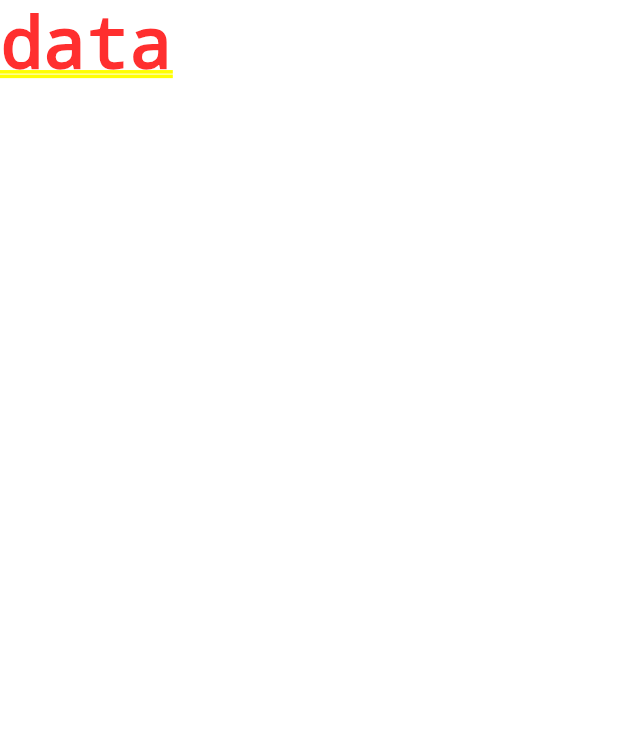
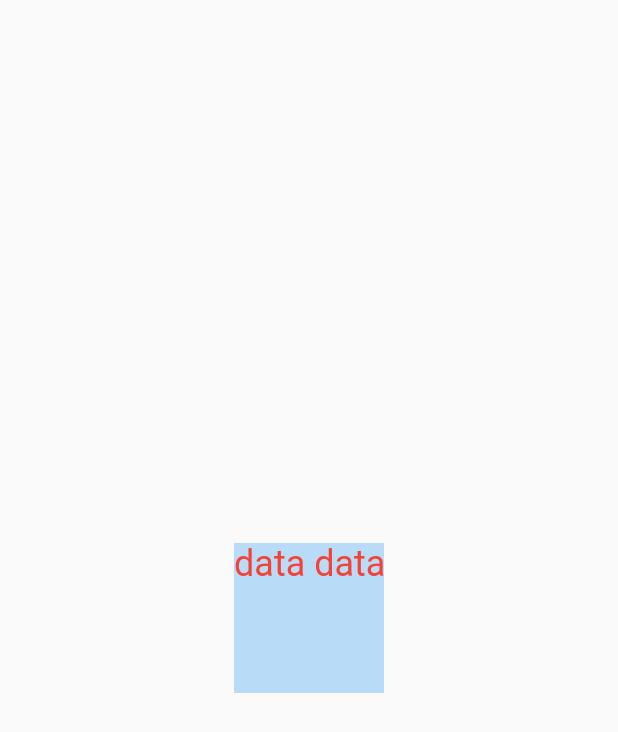
Before and after one commit to jiangxklongmao/flutterLeanning, a Flutter app: the screen it shows after launch, after a tap on "TextPage", on a phone screen of 412 x 824 dp. Shown: the top 732 px of the screen. Run offline on Flutter 3.47's test engine with Material 2 defaults, Android fonts, the phone set to English and light mode, and no system bars.

Commit message:
[commit]测试

```diff
--- a/lib/main.dart
+++ b/lib/main.dart
@@ -22,6 +22,9 @@ class MyApp extends StatelessWidget {
         // or simply save your changes to "hot reload" in a Flutter IDE).
         // Notice that the counter didn't reset back to zero; the application
         // is not restarted.
+        textTheme: TextTheme(
+          bodyText2: TextStyle(color: Colors.red, fontSize: 24),
+        ),
         backgroundColor: Colors.white,
         primarySwatch: Colors.blue,
       ),
--- a/lib/page/TextPage.dart
+++ b/lib/page/TextPage.dart
@@ -8,6 +8,21 @@ import 'package:flutter/material.dart';
 class TextPage extends StatelessWidget {
   @override
   Widget build(BuildContext context) {
-    return Text("data");
+    return Scaffold(
+      body: Center(
+        child: Container(
+          height: 100,
+          width: 100,
+          color: Colors.blue.withOpacity(0.3),
+          child: Text(
+            "data dataSource dataSource dataSource data data data data",
+            textAlign: TextAlign.justify,
+            maxLines: 1,
+            overflow: TextOverflow.clip,
+            softWrap: false,
+          ),
+        ),
+      ),
+    );
   }
 }
```
